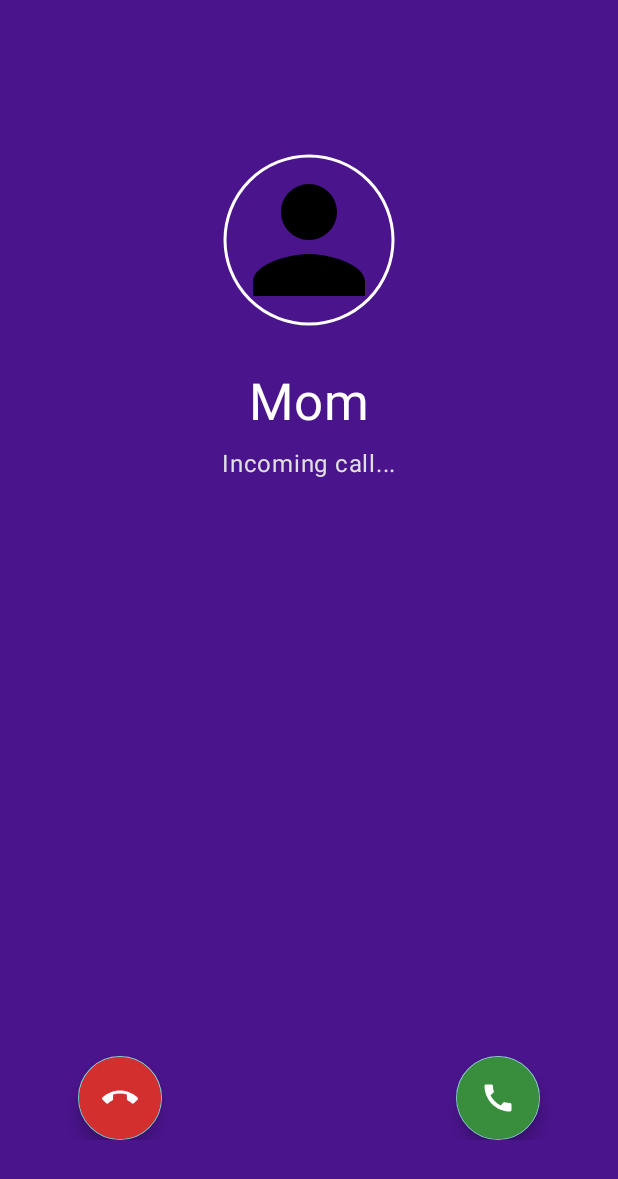
After one commit to Abdul1028/SafeHer, an Android app: the FakeCallActivity screen opened directly, with no data from a screen before it, on a phone screen of 412 x 824 dp. The commit adds this screen. Shown: the top 1179 px of the screen. Run offline under Robolectric (Android 15) with nearby library versions, the phone set to English and light mode, and no system bars.

Commit message:
feat:add fake call

```diff
--- a/app/src/main/AndroidManifest.xml
+++ b/app/src/main/AndroidManifest.xml
@@ -11,6 +11,7 @@
     <uses-permission android:name="android.permission.ACCESS_COARSE_LOCATION"/>
     <uses-permission android:name="android.permission.READ_CONTACTS" />
     <uses-permission android:name="android.permission.CALL_PHONE" />
+    <uses-permission android:name="android.permission.VIBRATE" />
 
     <application
         android:allowBackup="true"
@@ -50,6 +51,11 @@
             </intent-filter>
         </activity>
 
+        <activity
+            android:name=".FakeCallActivity"
+            android:exported="false"
+            android:theme="@style/Theme.AppCompat.NoActionBar" />
+
         <!-- Add this service declaration for FCM -->
         <service
             android:name=".MyFirebaseMessagingService"
--- /dev/null
+++ b/app/src/main/java/com/example/safeher/FakeCallActivity.java
@@ -0,0 +1,164 @@
+package com.example.safeher;
+
+import android.content.Context;
+import android.media.AudioManager; // Import if needed for volume controls later
+import android.media.Ringtone;
+import android.media.RingtoneManager;
+import android.net.Uri;
+import android.os.Build;
+import android.os.Bundle;
+import android.os.Handler;
+import android.os.Looper;
+import android.os.VibrationEffect;
+import android.os.Vibrator;
+import android.os.VibratorManager; // For newer Vibration APIs
+import android.util.Log;
+import android.view.View;
+import android.view.WindowManager; // For lock screen flags
+import android.widget.TextView;
+import android.widget.Toast;
+
+import androidx.appcompat.app.AppCompatActivity; // Use AppCompatActivity
+
+import com.google.android.material.floatingactionbutton.FloatingActionButton;
+import com.google.android.material.imageview.ShapeableImageView;
+
+public class FakeCallActivity extends AppCompatActivity {
+
+    private static final String TAG = "FakeCallActivity";
+    private static final long CALL_DURATION_MS = 20000; // Stop after 20 seconds
+    private static final long[] VIBRATION_PATTERN = {0, 1000, 1000}; // 0ms delay, 1s vibrate, 1s pause
+
+    private Ringtone ringtone;
+    private Vibrator vibrator;
+    private Handler handler = new Handler(Looper.getMainLooper());
+    private Runnable stopCallRunnable;
+
+    private ShapeableImageView callerImageView;
+    private TextView callerNameTextView;
+    private FloatingActionButton declineButton;
+    private FloatingActionButton answerButton; // Only for visual, no action needed
+
+    @Override
+    protected void onCreate(Bundle savedInstanceState) {
+        super.onCreate(savedInstanceState);
+        Log.d(TAG, "onCreate started");
+
+        // Flags to show activity over lock screen and keep screen on
+        // Important for incoming call simulation
+        if (Build.VERSION.SDK_INT >= Build.VERSION_CODES.O_MR1) {
+            setShowWhenLocked(true);
+            setTurnScreenOn(true);
+            // Consider adding KeyguardManager dismissal if needed, but requires more permissions/logic
+        } else {
+            // Deprecated flags but necessary for older versions
+            getWindow().addFlags(WindowManager.LayoutParams.FLAG_SHOW_WHEN_LOCKED
+                    | WindowManager.LayoutParams.FLAG_DISMISS_KEYGUARD // Be careful with this one
+                    | WindowManager.LayoutParams.FLAG_TURN_SCREEN_ON
+                    | WindowManager.LayoutParams.FLAG_KEEP_SCREEN_ON);
+        }
+
+        setContentView(R.layout.activity_fake_call);
+
+        callerImageView = findViewById(R.id.callerImageView);
+        callerNameTextView = findViewById(R.id.callerNameTextView);
+        declineButton = findViewById(R.id.declineButton);
+        answerButton = findViewById(R.id.answerButton);
+
+        // TODO: Optionally get caller name/image from Intent extras later
+
+        declineButton.setOnClickListener(v -> stopCallAndFinish());
+        // No essential action needed for answer button in this simple version
+        answerButton.setOnClickListener(v -> {
+             Toast.makeText(this, "Answering... (Simulation)", Toast.LENGTH_SHORT).show();
+            // In a more complex version, you might change the UI (e.g., hide buttons, show timer)
+            stopRingtoneAndVibration(); // Stop ringing/vibrating if "answered"
+            // Keep the activity open until the handler finishes it or user explicitly ends
+        });
+
+        startRingtoneAndVibration();
+
+        // Schedule the call to stop automatically after a duration
+        stopCallRunnable = this::stopCallAndFinish;
+        handler.postDelayed(stopCallRunnable, CALL_DURATION_MS);
+        Log.d(TAG, "Call scheduled to stop in " + CALL_DURATION_MS + "ms");
+    }
+
+    private void startRingtoneAndVibration() {
+        Log.d(TAG, "Starting ringtone and vibration");
+        // Start Ringtone
+        try {
+            Uri ringtoneUri = RingtoneManager.getDefaultUri(RingtoneManager.TYPE_RINGTONE);
+            if (ringtoneUri != null) {
+                ringtone = RingtoneManager.getRingtone(this, ringtoneUri);
+                if (ringtone != null) {
+                    if (Build.VERSION.SDK_INT >= Build.VERSION_CODES.P) {
+                        ringtone.setLooping(true); // Ensure looping on newer devices
+                    }
+                    ringtone.play();
+                    Log.d(TAG, "Ringtone playing");
+                } else {
+                    Log.w(TAG, "Could not get Ringtone object from URI.");
+                }
+            } else {
+                 Log.w(TAG, "Could not get default ringtone URI.");
+            }
+        } catch (Exception e) {
+            Log.e(TAG, "Error playing ringtone", e);
+        }
+
+        // Start Vibration
+        if (Build.VERSION.SDK_INT >= Build.VERSION_CODES.S) {
+            VibratorManager vm = (VibratorManager) getSystemService(Context.VIBRATOR_MANAGER_SERVICE);
+            if (vm != null) {
+                vibrator = vm.getDefaultVibrator();
+            }
+        } else {
+            // Deprecated in API 31
+            vibrator = (Vibrator) getSystemService(Context.VIBRATOR_SERVICE);
+        }
+
+        if (vibrator != null && vibrator.hasVibrator()) {
+            if (Build.VERSION.SDK_INT >= Build.VERSION_CODES.O) {
+                // Repeat vibration pattern indefinitely (index 0)
+                vibrator.vibrate(VibrationEffect.createWaveform(VIBRATION_PATTERN, 0));
+                 Log.d(TAG, "Vibration started (Oreo+)");
+            } else {
+                // Deprecated in API 26
+                vibrator.vibrate(VIBRATION_PATTERN, 0); // Repeat at index 0
+                 Log.d(TAG, "Vibration started (pre-Oreo)");
+            }
+        } else {
+            Log.w(TAG, "Device does not have a vibrator or service not found.");
+        }
+    }
+
+    private void stopRingtoneAndVibration() {
+        Log.d(TAG, "Stopping ringtone and vibration");
+        if (ringtone != null && ringtone.isPlaying()) {
+            ringtone.stop();
+            Log.d(TAG, "Ringtone stopped");
+        }
+        if (vibrator != null) {
+            vibrator.cancel(); // Stop vibration
+            Log.d(TAG, "Vibration cancelled");
+        }
+    }
+
+    // Call this when the user "declines" or the timer runs out
+    private void stopCallAndFinish() {
+        Log.d(TAG, "Stopping fake call and finishing activity");
+        stopRingtoneAndVibration();
+        handler.removeCallbacks(stopCallRunnable); // Prevent the delayed runnable from firing if already stopped
+        finish(); // Close the activity
+    }
+
+    @Override
+    protected void onDestroy() {
+        super.onDestroy();
+        Log.d(TAG, "onDestroy called");
+        // Ensure resources are released when activity is destroyed
+        stopRingtoneAndVibration();
+        handler.removeCallbacks(stopCallRunnable); // Clean up handler
+    }
+}
--- a/app/src/main/java/com/example/safeher/HomeFragment.java
+++ b/app/src/main/java/com/example/safeher/HomeFragment.java
@@ -271,7 +271,13 @@ public class HomeFragment extends Fragment {
             cardForum.setOnClickListener(v -> Toast.makeText(getContext(), "Forum Clicked", Toast.LENGTH_SHORT).show());
         }
         if (cardFakeCall != null) {
-            cardFakeCall.setOnClickListener(v -> Toast.makeText(getContext(), "Fake Call Clicked", Toast.LENGTH_SHORT).show());
+            cardFakeCall.setOnClickListener(v -> {
+                Log.d(TAG, "Fake Call card clicked.");
+                Intent fakeCallIntent = new Intent(getActivity(), FakeCallActivity.class);
+                // TODO: Optionally add extras like caller name/image later
+                // fakeCallIntent.putExtra("CALLER_NAME", "Work");
+                startActivity(fakeCallIntent);
+            });
         }
     }
 
--- /dev/null
+++ b/app/src/main/res/drawable/baseline_call_end_24.xml
@@ -0,0 +1,5 @@
+<vector xmlns:android="http://schemas.android.com/apk/res/android" android:height="24dp" android:tint="#000000" android:viewportHeight="24" android:viewportWidth="24" android:width="24dp">
+
+    <path android:fillColor="@android:color/white" android:pathData="M12,9c-1.6,0 -3.15,0.25 -4.6,0.72v3.1c0,0.39 -0.23,0.74 -0.56,0.9 -0.98,0.49 -1.87,1.12 -2.66,1.85 -0.18,0.18 -0.43,0.28 -0.7,0.28 -0.28,0 -0.53,-0.11 -0.71,-0.29L0.29,13.08c-0.18,-0.17 -0.29,-0.42 -0.29,-0.7 0,-0.28 0.11,-0.53 0.29,-0.71C3.34,8.78 7.46,7 12,7s8.66,1.78 11.71,4.67c0.18,0.18 0.29,0.43 0.29,0.71 0,0.28 -0.11,0.53 -0.29,0.71l-2.48,2.48c-0.18,0.18 -0.43,0.29 -0.71,0.29 -0.27,0 -0.52,-0.11 -0.7,-0.28 -0.79,-0.74 -1.69,-1.36 -2.67,-1.85 -0.33,-0.16 -0.56,-0.5 -0.56,-0.9v-3.1C15.15,9.25 13.6,9 12,9z"/>
+
+</vector>
--- /dev/null
+++ b/app/src/main/res/layout/activity_fake_call.xml
@@ -0,0 +1,92 @@
+<?xml version="1.0" encoding="utf-8"?>
+<androidx.constraintlayout.widget.ConstraintLayout xmlns:android="http://schemas.android.com/apk/res/android"
+    xmlns:app="http://schemas.android.com/apk/res-auto"
+    xmlns:tools="http://schemas.android.com/tools"
+    android:layout_width="match_parent"
+    android:layout_height="match_parent"
+    android:background="#4A148C"
+    tools:context=".FakeCallActivity">
+
+    <!-- Caller Info -->
+    <com.google.android.material.imageview.ShapeableImageView
+        android:id="@+id/callerImageView"
+        android:layout_width="120dp"
+        android:layout_height="120dp"
+        android:layout_marginTop="100dp"
+        android:padding="4dp"
+        android:scaleType="centerCrop"
+        android:src="@drawable/baseline_person_24"
+        app:layout_constraintEnd_toEndOf="parent"
+        app:layout_constraintStart_toStartOf="parent"
+        app:layout_constraintTop_toTopOf="parent"
+        app:shapeAppearanceOverlay="@style/ShapeAppearance.Material3.Corner.Full"
+        app:strokeColor="@color/white"
+        app:strokeWidth="2dp"
+        tools:srcCompat="@drawable/baseline_person_24" />
+
+    <TextView
+        android:id="@+id/callerNameTextView"
+        android:layout_width="wrap_content"
+        android:layout_height="wrap_content"
+        android:layout_marginTop="24dp"
+        android:text="Mom"
+        android:textAppearance="@style/TextAppearance.MaterialComponents.Headline4"
+        android:textColor="@color/white"
+        app:layout_constraintEnd_toEndOf="parent"
+        app:layout_constraintStart_toStartOf="parent"
+        app:layout_constraintTop_toBottomOf="@id/callerImageView" />
+
+    <TextView
+        android:id="@+id/callStatusTextView"
+        android:layout_width="wrap_content"
+        android:layout_height="wrap_content"
+        android:layout_marginTop="8dp"
+        android:text="Incoming call..."
+        android:textAppearance="@style/TextAppearance.MaterialComponents.Body1"
+        android:textColor="#E0E0E0"
+        app:layout_constraintEnd_toEndOf="parent"
+        app:layout_constraintStart_toStartOf="parent"
+        app:layout_constraintTop_toBottomOf="@id/callerNameTextView" />
+
+
+    <!-- Action Buttons -->
+    <LinearLayout
+        android:layout_width="0dp"
+        android:layout_height="wrap_content"
+        android:orientation="horizontal"
+        android:layout_marginBottom="64dp"
+        android:paddingHorizontal="32dp"
+        app:layout_constraintBottom_toBottomOf="parent"
+        app:layout_constraintEnd_toEndOf="parent"
+        app:layout_constraintStart_toStartOf="parent">
+
+        <!-- Decline Button -->
+        <com.google.android.material.floatingactionbutton.FloatingActionButton
+            android:id="@+id/declineButton"
+            android:layout_width="wrap_content"
+            android:layout_marginStart="20dp"
+            android:layout_height="wrap_content"
+            android:layout_marginEnd="16dp"
+            android:layout_weight="1"
+            android:backgroundTint="#D32F2F"
+            android:src="@drawable/baseline_call_end_24"
+            app:tint="@color/white"
+            app:elevation="6dp"
+            app:fabSize="normal"/>
+
+        <!-- Answer Button (Visual Only) -->
+        <com.google.android.material.floatingactionbutton.FloatingActionButton
+            android:id="@+id/answerButton"
+            android:layout_width="wrap_content"
+            android:layout_height="wrap_content"
+            android:layout_marginStart="180dp"
+            android:layout_weight="1"
+            android:backgroundTint="#388E3C"
+            android:src="@drawable/baseline_call_24"
+            app:tint="@color/white"
+            app:elevation="6dp"
+            app:fabSize="normal"/>
+
+    </LinearLayout>
+
+</androidx.constraintlayout.widget.ConstraintLayout>
```
